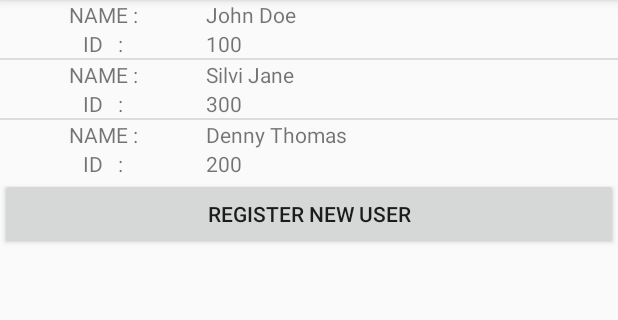
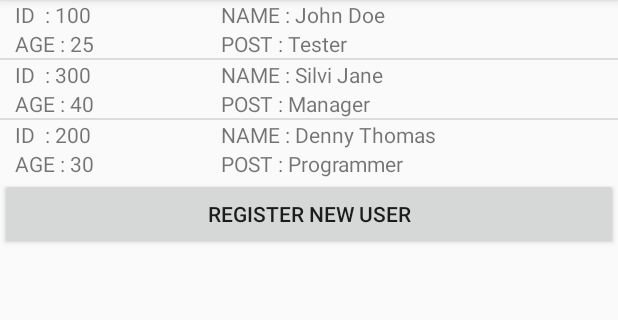
Before and after one commit to codey-singh/androidTermProject, an Android app: the screen it shows after launch (MainActivity), on a phone screen of 412 x 824 dp, the part 84-404 px from its top. Run offline under Robolectric (Android 15) with nearby library versions, the phone set to English and light mode, and no system bars.

Commit message:
Updated list view with more data

```diff
--- a/app/src/main/java/com/example/androidtermproject/ListAdapter.java
+++ b/app/src/main/java/com/example/androidtermproject/ListAdapter.java
@@ -23,6 +23,8 @@ public class ListAdapter extends ArrayAdapter<IEmployee> {
     private static class ViewHolder {
         TextView eName;
         TextView eId;
+        TextView eAge;
+        TextView ePost;
 
     }
 
@@ -44,6 +46,8 @@ public class ListAdapter extends ArrayAdapter<IEmployee> {
             convertView = inflater.inflate(R.layout.listview_layout, parent, false);
             viewHolder.eId = (TextView) convertView.findViewById(R.id.ID);
             viewHolder.eName = (TextView) convertView.findViewById(R.id.Name);
+            viewHolder.eAge=(TextView)convertView.findViewById(R.id.Age);
+            viewHolder.ePost=(TextView)convertView.findViewById(R.id.Post);
             result=convertView;
             convertView.setTag(viewHolder);
         } else {
@@ -51,8 +55,10 @@ public class ListAdapter extends ArrayAdapter<IEmployee> {
             result=convertView;
         }
         Log.i("Adapter", "getView: "+ o.toString());
-        viewHolder.eName.setText(o.getName());
-        viewHolder.eId.setText("" + o.getId());
+        viewHolder.eName.setText("NAME : "+o.getName());
+        viewHolder.eId.setText("ID  : " + o.getId());
+        viewHolder.eAge.setText("AGE : "+o.getAge());
+        viewHolder.ePost.setText("POST : "+o.getRole());
         // Return the completed view to render on scree
         return convertView;
     }
--- a/app/src/main/res/layout/listview_layout.xml
+++ b/app/src/main/res/layout/listview_layout.xml
@@ -8,38 +8,48 @@
         android:layout_width="match_parent"
         android:layout_height="wrap_content"
         android:weightSum="3">
-         <TextView
+        <TextView
+            android:id="@+id/ID"
+            android:text="ID :"
             android:layout_width="0dp"
             android:layout_height="wrap_content"
             android:layout_weight="1"
-            android:text="NAME :"
-             android:gravity="center"
+            android:gravity="left"
+            android:paddingLeft="10dp"
             />
         <TextView
-            android:id="@+id/Name"
+             android:id="@+id/Name"
             android:layout_width="0dp"
             android:layout_height="wrap_content"
             android:layout_weight="2"
-            android:gravity="left"
+            android:text="NAME :"
+             android:gravity="left"
+            android:paddingLeft="10dp"
             />
+
+
     </LinearLayout>
     <LinearLayout
         android:layout_width="match_parent"
         android:layout_height="wrap_content"
         android:weightSum="3">
         <TextView
+            android:id="@+id/Age"
+            android:text="AGE :"
             android:layout_width="0dp"
             android:layout_height="wrap_content"
             android:layout_weight="1"
-            android:text="ID   :"
-            android:gravity="center"
+            android:gravity="left"
+            android:paddingLeft="10dp"
             />
         <TextView
-            android:id="@+id/ID"
+            android:id="@+id/Post"
             android:layout_width="0dp"
             android:layout_height="wrap_content"
             android:layout_weight="2"
+            android:text="POST :"
             android:gravity="left"
+            android:paddingLeft="10dp"
             />
     </LinearLayout>
 </LinearLayout>
```
